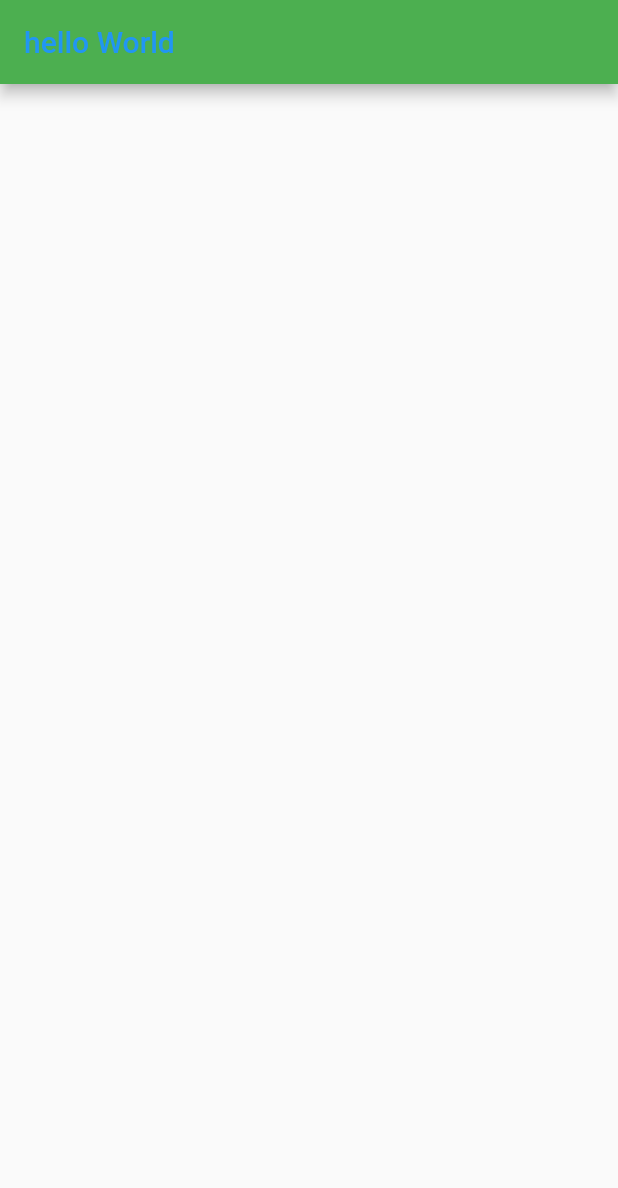
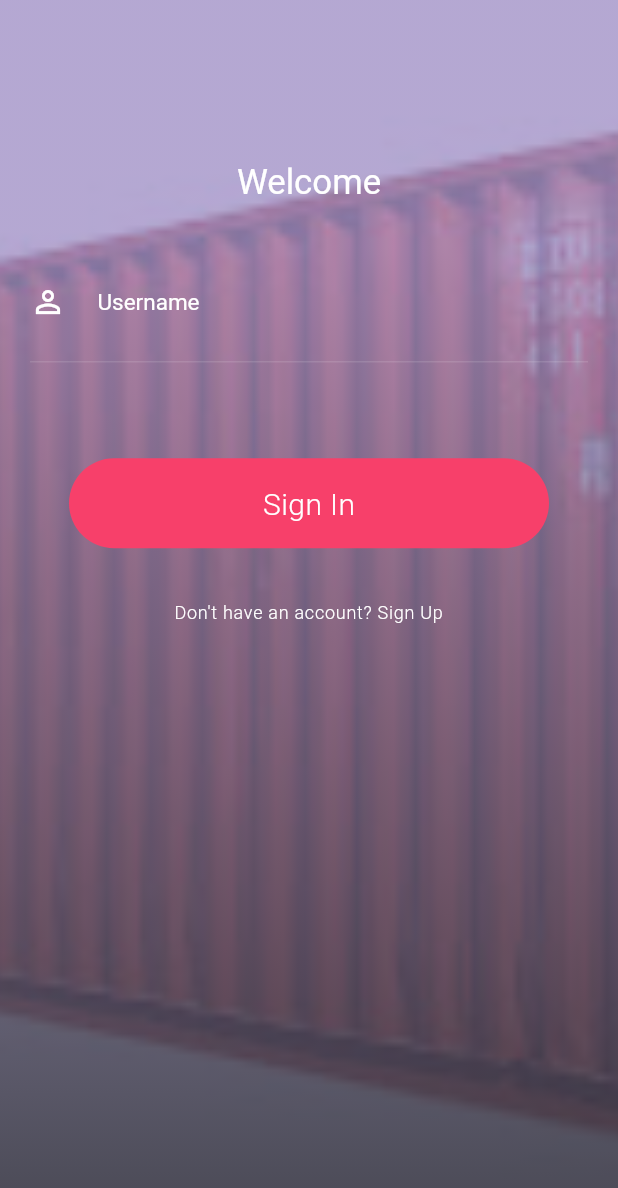
Before and after one commit to ItaiSchwed/openship, a Flutter app: the screen it shows after launch, on a phone screen of 412 x 824 dp. Shown: the top 1188 px of the screen. Run offline on Flutter 3.47's test engine with Material 2 defaults, Android fonts, the phone set to English and light mode, and no system bars.

Commit message:
Login is almost ready
	* need to add userId

```diff
--- /dev/null
+++ b/lib/Components/Form.dart
@@ -0,0 +1,27 @@
+import 'package:flutter/material.dart';
+import './InputFields.dart';
+
+class FormContainer extends StatelessWidget {
+  @override
+  Widget build(BuildContext context) {
+    return (new Container(
+      margin: new EdgeInsets.symmetric(horizontal: 20.0),
+      child: new Column(
+        mainAxisAlignment: MainAxisAlignment.spaceEvenly,
+        children: <Widget>[
+          new Form(
+              child: new Column(
+            mainAxisAlignment: MainAxisAlignment.spaceAround,
+            children: <Widget>[
+              new InputFieldArea(
+                hint: "Username",
+                obscure: false,
+                icon: Icons.person_outline,
+              ),
+            ],
+          )),
+        ],
+      ),
+    ));
+  }
+}
--- /dev/null
+++ b/lib/Components/InputFields.dart
@@ -0,0 +1,38 @@
+import 'package:flutter/material.dart';
+
+class InputFieldArea extends StatelessWidget {
+  final String hint;
+  final bool obscure;
+  final IconData icon;
+  InputFieldArea({this.hint, this.obscure, this.icon});
+  @override
+  Widget build(BuildContext context) {
+    return (new Container(
+      decoration: new BoxDecoration(
+        border: new Border(
+          bottom: new BorderSide(
+            width: 0.5,
+            color: Colors.white24,
+          ),
+        ),
+      ),
+      child: new TextFormField(
+        obscureText: obscure,
+        style: const TextStyle(
+          color: Colors.white,
+        ),
+        decoration: new InputDecoration(
+          icon: new Icon(
+            icon,
+            color: Colors.white,
+          ),
+          border: InputBorder.none,
+          hintText: hint,
+          hintStyle: const TextStyle(color: Colors.white, fontSize: 15.0),
+          contentPadding: const EdgeInsets.only(
+              top: 30.0, right: 30.0, bottom: 30.0, left: 5.0),
+        ),
+      ),
+    ));
+  }
+}
--- /dev/null
+++ b/lib/Components/SignInButton.dart
@@ -0,0 +1,26 @@
+import 'package:flutter/material.dart';
+
+class SignIn extends StatelessWidget {
+  SignIn();
+  @override
+  Widget build(BuildContext context) {
+    return (new Container(
+      width: 320.0,
+      height: 60.0,
+      alignment: FractionalOffset.center,
+      decoration: new BoxDecoration(
+        color: const Color.fromRGBO(247, 64, 106, 1.0),
+        borderRadius: new BorderRadius.all(const Radius.circular(30.0)),
+      ),
+      child: new Text(
+        "Sign In",
+        style: new TextStyle(
+          color: Colors.white,
+          fontSize: 20.0,
+          fontWeight: FontWeight.w300,
+          letterSpacing: 0.3,
+        ),
+      ),
+    ));
+  }
+}
--- /dev/null
+++ b/lib/Components/SignUpLink.dart
@@ -0,0 +1,25 @@
+import 'package:flutter/material.dart';
+
+class SignUp extends StatelessWidget {
+  SignUp();
+  @override
+  Widget build(BuildContext context) {
+    return (new FlatButton(
+      padding: const EdgeInsets.only(
+        top: 160.0,
+      ),
+      onPressed: null,
+      child: new Text(
+        "Don't have an account? Sign Up",
+        textAlign: TextAlign.center,
+        overflow: TextOverflow.ellipsis,
+        softWrap: true,
+        style: new TextStyle(
+            fontWeight: FontWeight.w300,
+            letterSpacing: 0.5,
+            color: Colors.white,
+            fontSize: 12.0),
+      ),
+    ));
+  }
+}
--- a/lib/main.dart
+++ b/lib/main.dart
@@ -1,21 +1,4 @@
-import 'package:flutter/material.dart';
+import 'package:openship/routes.dart';
 
-void main() => runApp(MyApp());
 
-class MyApp extends StatelessWidget {
-  // This widget is the root of your application.
-  @override
-  Widget build(BuildContext context) {
-    return MaterialApp(
-      home: Scaffold(
-        appBar: AppBar(
-          title: Text(
-            'hello World',
-            style: TextStyle(color: Colors.blue),
-          ),
-          backgroundColor: Colors.green,
-        ),
-      ),
-    );
-  }
-}
+void main() => Routes();
--- /dev/null
+++ b/lib/routes.dart
@@ -0,0 +1,44 @@
+import 'package:flutter/material.dart';
+import 'package:openship/screens/login/index.dart';
+import 'package:openship/screens/user_menu/index.dart';
+
+class Routes {
+  Routes() {
+    runApp(new MaterialApp(
+      title: "Dribbble Animation App",
+      debugShowCheckedModeBanner: false,
+      home: new LoginScreen(),
+      onGenerateRoute: (RouteSettings settings) {
+        switch (settings.name) {
+          case '/login':
+            return new MyCustomRoute(
+              builder: (_) => new LoginScreen(),
+              settings: settings,
+            );
+          case '/user_menu':
+            return new MyCustomRoute(
+              builder: (_) => new UserMenu(),
+              settings: settings,
+            );
+          default:
+            return new MyCustomRoute(
+              builder: (_) => new LoginScreen(),
+              settings: settings,
+            );
+        }
+      },
+    ));
+  }
+}
+
+class MyCustomRoute<T> extends MaterialPageRoute<T> {
+  MyCustomRoute({WidgetBuilder builder, RouteSettings settings})
+      : super(builder: builder, settings: settings);
+
+  @override
+  Widget buildTransitions(BuildContext context, Animation<double> animation,
+      Animation<double> secondaryAnimation, Widget child) {
+    if (settings.isInitialRoute) return child;
+    return new FadeTransition(opacity: animation, child: child);
+  }
+}
--- /dev/null
+++ b/lib/screens/login/index.dart
@@ -0,0 +1,131 @@
+import 'package:flutter/material.dart';
+import 'styles.dart';
+import 'loginAnimation.dart';
+import 'package:flutter/foundation.dart';
+import 'package:flutter/animation.dart';
+import 'dart:async';
+import '../../Components/SignUpLink.dart';
+import '../../Components/Form.dart';
+import '../../Components/SignInButton.dart';
+import 'package:flutter/services.dart';
+import 'package:flutter/scheduler.dart' show timeDilation;
+
+class LoginScreen extends StatefulWidget {
+  const LoginScreen({Key key}) : super(key: key);
+  @override
+  LoginScreenState createState() => new LoginScreenState();
+}
+
+class LoginScreenState extends State<LoginScreen>
+    with TickerProviderStateMixin {
+  AnimationController _loginButtonController;
+  var animationStatus = 0;
+  @override
+  void initState() {
+    super.initState();
+    _loginButtonController = new AnimationController(
+        duration: new Duration(milliseconds: 3000), vsync: this);
+  }
+
+  @override
+  void dispose() {
+    _loginButtonController.dispose();
+    super.dispose();
+  }
+
+  Future<Null> _playAnimation() async {
+    try {
+      await _loginButtonController.forward();
+      await _loginButtonController.reverse();
+    } on TickerCanceled {}
+  }
+
+  Future<bool> _onWillPop() {
+    return showDialog(
+          context: context,
+          child: new AlertDialog(
+            title: new Text('Are you sure?'),
+            actions: <Widget>[
+              new FlatButton(
+                onPressed: () => Navigator.of(context).pop(false),
+                child: new Text('No'),
+              ),
+              new FlatButton(
+                onPressed: () =>
+                    Navigator.pushReplacementNamed(context, "/home"),
+                child: new Text('Yes'),
+              ),
+            ],
+          ),
+        ) ??
+        false;
+  }
+
+  @override
+  Widget build(BuildContext context) {
+    timeDilation = 0.4;
+    SystemChrome.setSystemUIOverlayStyle(SystemUiOverlayStyle.light);
+    return WillPopScope(
+      onWillPop: _onWillPop,
+      child: new Scaffold(
+        body: Center(
+          child: new Container(
+            decoration: new BoxDecoration(
+              image: backgroundImage,
+            ),
+            child: new Container(
+              decoration: new BoxDecoration(
+                gradient: new LinearGradient(
+                  colors: <Color>[
+                    const Color.fromRGBO(162, 146, 199, 0.8),
+                    const Color.fromRGBO(51, 51, 63, 0.9),
+                  ],
+                  stops: [0.2, 1.0],
+                  begin: const FractionalOffset(0.0, 0.0),
+                  end: const FractionalOffset(0.0, 1.0),
+                ),
+              ),
+              child: Center(
+                child: ListView(
+                  padding: const EdgeInsets.all(0.0),
+                  children: <Widget>[
+                    Stack(
+                      alignment: AlignmentDirectional.bottomCenter,
+                      children: <Widget>[
+                        Column(
+                          mainAxisAlignment: MainAxisAlignment.spaceEvenly,
+                          children: <Widget>[
+                            Text('Welcome', style: TextStyle(
+                              height: 7.0,
+                            color: Colors.white,
+                            fontSize: 23.2),),
+                            FormContainer(),
+                            SignUp()
+                          ],
+                        ),
+                        animationStatus == 0
+                            ? new Padding(
+                                padding: const EdgeInsets.only(bottom: 50.0),
+                                child: new InkWell(
+                                    onTap: () {
+                                      setState(() {
+                                        animationStatus = 1;
+                                      });
+                                      _playAnimation();
+                                    },
+                                    child: new SignIn()),
+                              )
+                            : new StaggerAnimation(
+                                buttonController: _loginButtonController.view),
+                      ],
+                    ),
+                  ],
+                ),
+              ),
+            ),
+          ),
+        ),
+      ),
+    );
+  }
+}
--- /dev/null
+++ b/lib/screens/login/styles.dart
@@ -0,0 +1,11 @@
+import 'package:flutter/material.dart';
+
+DecorationImage backgroundImage = new DecorationImage(
+  image: new ExactAssetImage('assets/login.jpg'),
+  fit: BoxFit.cover,
+);
+
+DecorationImage tick = new DecorationImage(
+  image: new ExactAssetImage('assets/tick.png'),
+  fit: BoxFit.cover,
+);
--- /dev/null
+++ b/lib/screens/login/user_id.dart
@@ -0,0 +1,3 @@
+class UserId{
+
+}
--- /dev/null
+++ b/lib/screens/user_menu/index.dart
@@ -0,0 +1,12 @@
+import 'package:flutter/material.dart';
+
+class UserMenu extends StatelessWidget{
+  @override
+  Widget build(BuildContext context) {
+    return MaterialApp(
+      home: Scaffold(
+      ),
+    );
+  }
+
+}
--- a/pubspec.yaml
+++ b/pubspec.yaml
@@ -41,8 +41,8 @@ flutter:
   uses-material-design: true
 
   # To add assets to your application, add an assets section, like this:
-  # assets:
-  #  - images/a_dot_burr.jpeg
+  assets:
+   - assets/login.jpg
   #  - images/a_dot_ham.jpeg
 
   # An image asset can refer to one or more resolution-specific "variants", see
```
Also changed, not shown: lib/screens/login/loginAnimation.dart (added, +130 -0 lines), assets/login.jpg (added), 1 other file.
